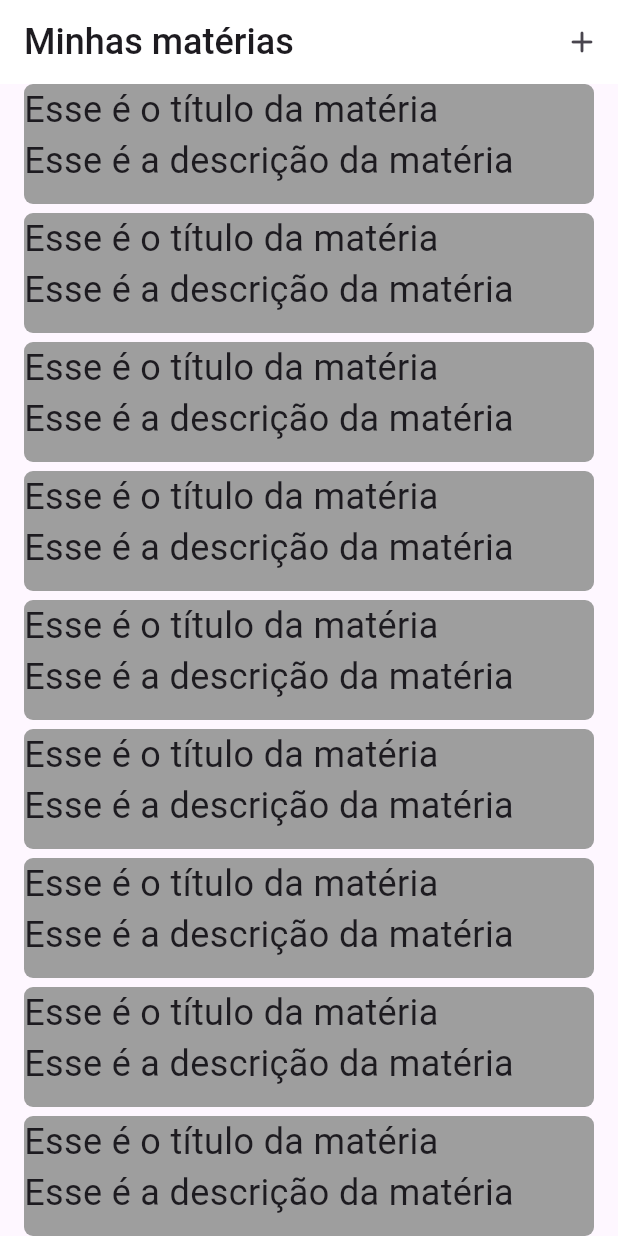
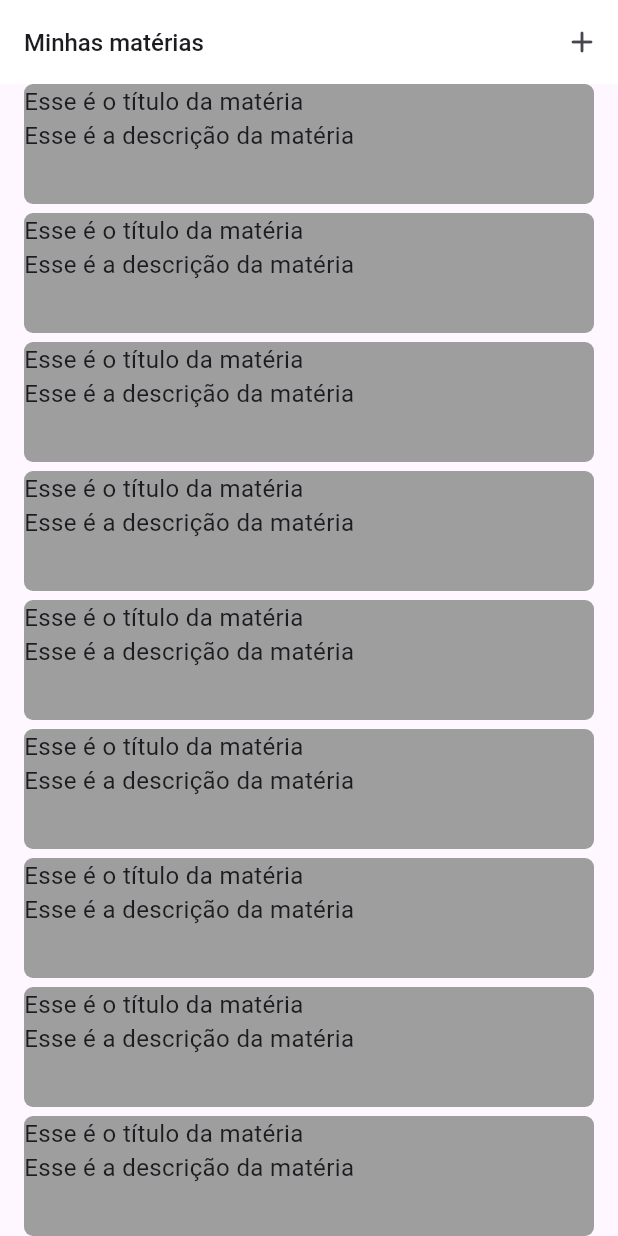
Before and after one commit to iCarlosAugusto/student_notes, a Flutter app: the screen it shows after launch, on a phone screen of 412 x 824 dp. Run offline on Flutter 3.47's test engine with Material 2 defaults, Android fonts, the phone set to English and light mode, and no system bars; our stand-ins replace go_router, isar; accounts and stored records are empty.

Commit message:
feat: :sparkles: Criado o thema, criação de materia

```diff
--- a/lib/common/components/text_widget.dart
+++ b/lib/common/components/text_widget.dart
@@ -28,7 +28,7 @@ class TextWidget extends StatelessWidget {
 
       if (fontSize == AvailableFontSizes.big) return 18;
 
-      return 24;
+      return 16;
     }
 
     return Container(
--- a/lib/common/components/textfield_widget.dart
+++ b/lib/common/components/textfield_widget.dart
@@ -64,8 +64,6 @@ class _TextfieldWidgetState extends State<TextfieldWidget> {
         maxLength: widget.maxLength,
         obscureText: widget.isPasswordField ? isObscureText : false,
         decoration: InputDecoration(
-          filled: true,
-          fillColor: Colors.white,
           suffixIcon: widget.isPasswordField
             ? Visibility(
               visible: isObscureText,
--- a/lib/main.dart
+++ b/lib/main.dart
@@ -1,6 +1,7 @@
 import 'package:flutter/material.dart';
 import 'package:isar/isar.dart';
 import 'package:stududent_book/pages/home.view.dart';
+import 'package:stududent_book/routes/main.dart';
 void main() async {
   WidgetsFlutterBinding.ensureInitialized();
   runApp(const MyApp());
@@ -12,13 +13,35 @@ class MyApp extends StatelessWidget {
   // This widget is the root of your application.
   @override
   Widget build(BuildContext context) {
-    return MaterialApp(
+    return MaterialApp.router(
+      routerConfig: routes,
       title: 'Flutter Demo',
       theme: ThemeData(
         colorScheme: ColorScheme.fromSeed(seedColor: Colors.deepPurple),
         useMaterial3: true,
+        inputDecorationTheme: InputDecorationTheme(
+          filled: true,
+          fillColor: Colors.grey.withOpacity(0.3),
+          border: InputBorder.none
+        ),
+        elevatedButtonTheme: ElevatedButtonThemeData(
+          style: ButtonStyle(
+            backgroundColor: MaterialStateProperty.resolveWith<Color>(
+              (Set<MaterialState> states) {
+                if (states.contains(MaterialState.disabled)) {
+                  return Colors.grey;
+                }
+                return Colors.blueAccent; // Use the component's default.
+              },
+            ),
+            shape: MaterialStateProperty.all(
+              RoundedRectangleBorder(
+                borderRadius: BorderRadius.circular(8),
+              ),
+            ),
+          )
+        ),
       ),
-      home: const HomeView()
     );
   }
 }
--- a/lib/pages/home.view.dart
+++ b/lib/pages/home.view.dart
@@ -1,4 +1,5 @@
 import 'package:flutter/material.dart';
+import 'package:go_router/go_router.dart';
 import 'package:stududent_book/common/components/card_consult_info.dart';
 import 'package:stududent_book/common/components/text_widget.dart';
 
@@ -20,7 +21,8 @@ class HomeView extends StatelessWidget {
               title: const TextWidget('Minhas matérias', isFontWeight: true),
               actions: [
                 IconButton(
-                  icon: const Icon(Icons.add_rounded), onPressed: () {}
+                  icon: const Icon(Icons.add_rounded),
+                  onPressed: () => context.push('/subjectCreation')
                 )
               ],
             ),
--- /dev/null
+++ b/lib/routes/main.dart
@@ -0,0 +1,18 @@
+import 'package:go_router/go_router.dart';
+import 'package:stududent_book/pages/home.view.dart';
+import 'package:stududent_book/pages/subject.creation.view.dart';
+
+// GoRouter configuration
+final routes = GoRouter(
+  routes: [
+    GoRoute(
+      path: '/',
+      builder: (context, state) => const HomeView(),
+    ),
+    GoRoute(
+      name: 'subjectCreation',
+      path: '/subjectCreation',
+      builder: (context, state) => const SubjectCreationView(),
+    ),
+  ],
+);
--- a/pubspec.yaml
+++ b/pubspec.yaml
@@ -19,6 +19,7 @@ dependencies:
   isar: ^3.1.0+1
   isar_flutter_libs: ^3.1.0+1
   path_provider: ^2.0.15
+  go_router: ^9.0.0
 
 dev_dependencies:
   flutter_test:
```
Also changed, not shown: lib/pages/subject.creation.view.dart (+27 -4 lines), pubspec.lock.
